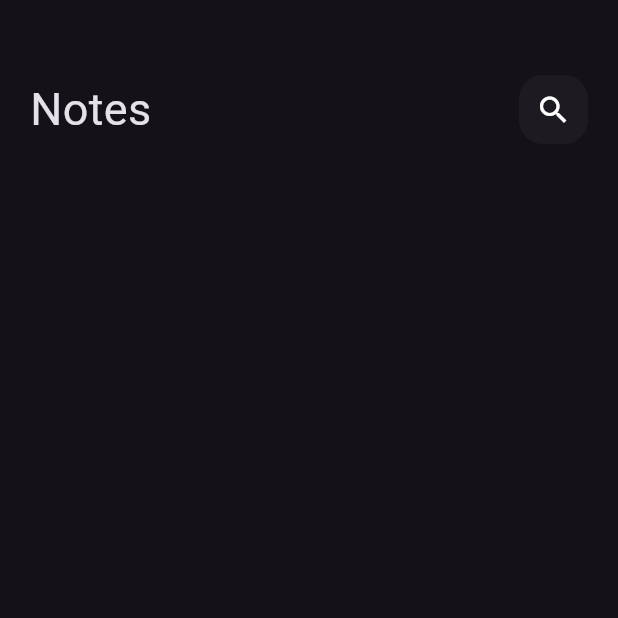
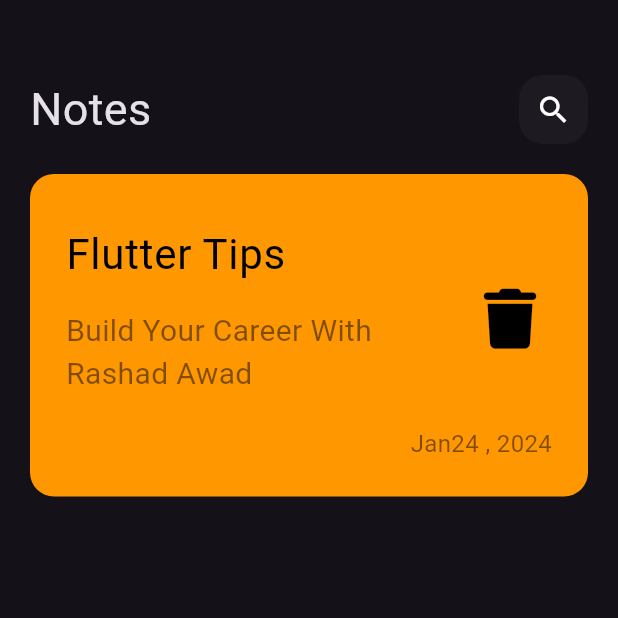
Before and after one commit to RashadAwad14/notes_app, a Flutter app: the screen it shows after launch, on a phone screen of 412 x 824 dp, the top half of it. Run offline on Flutter 3.47's test engine with Material 3 defaults, Android fonts, the phone set to English and light mode, and no system bars; our stand-ins replace font_awesome_flutter, google_fonts; Roboto replaces fonts that are missing (Acme).

Commit message:
some commit comment

```diff
--- /dev/null
+++ b/lib/components/custom_note_item.dart
@@ -0,0 +1,57 @@
+import 'package:flutter/material.dart';
+import 'package:font_awesome_flutter/font_awesome_flutter.dart';
+import 'package:google_fonts/google_fonts.dart';
+
+class NoteItem extends StatelessWidget {
+  const NoteItem({super.key});
+
+  @override
+  Widget build(BuildContext context) {
+    return Container(
+      padding:
+          const EdgeInsets.only(top: 24, bottom: 24.0, left: 24, right: 24),
+      decoration: BoxDecoration(
+          color: Colors.orange, borderRadius: BorderRadius.circular(16)),
+      child: Column(
+        crossAxisAlignment: CrossAxisAlignment.end,
+        children: [
+          ListTile(
+            contentPadding: EdgeInsets.zero,
+            title: Text(
+              'Flutter Tips',
+              style: GoogleFonts.acme(
+                color: Colors.black,
+                fontSize: 28.0,
+              ),
+            ),
+            subtitle: Padding(
+              padding: const EdgeInsets.only(top: 16, bottom: 12),
+              child: Text(
+                'Build Your Career With Rashad Awad',
+                style: GoogleFonts.acme(
+                  color: Colors.black.withOpacity(.5),
+                  fontSize: 20.0,
+                ),
+              ),
+            ),
+            trailing: IconButton(
+              onPressed: () {},
+              icon: const Icon(
+                FontAwesomeIcons.trash,
+                color: Colors.black,
+                size: 40,
+              ),
+            ),
+          ),
+          Text(
+            'Jan24 , 2024',
+            style: GoogleFonts.acme(
+              color: Colors.black.withOpacity(.5),
+              fontSize: 16.0,
+            ),
+          ),
+        ],
+      ),
+    );
+  }
+}
--- a/lib/components/notes_view_body.dart
+++ b/lib/components/notes_view_body.dart
@@ -1,6 +1,7 @@
 import 'package:flutter/material.dart';
 
 import 'custom_app_bar.dart';
+import 'custom_note_item.dart';
 
 class NotesViewBody extends StatelessWidget {
   const NotesViewBody({super.key});
@@ -15,6 +16,10 @@ class NotesViewBody extends StatelessWidget {
             height: 50,
           ),
           CustomAppBar(),
+          SizedBox(
+            height: 20,
+          ),
+          NoteItem(),
         ],
       ),
     );
```
Also changed, not shown: pubspec.yaml (+4 -12 lines), pubspec.lock.
